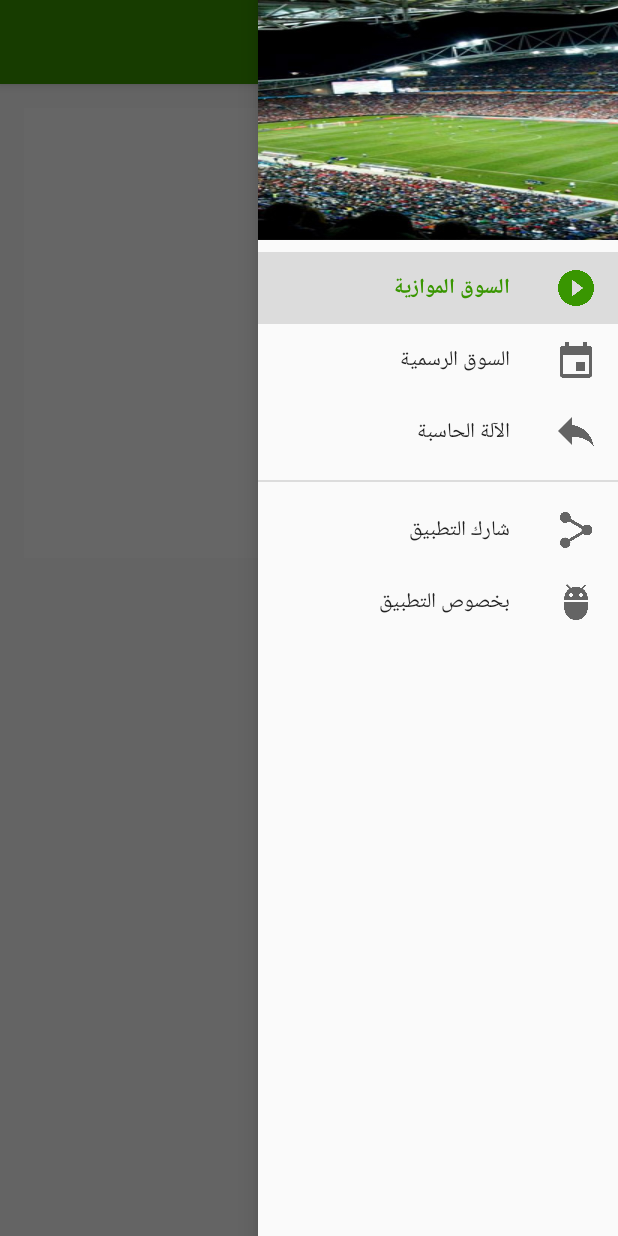
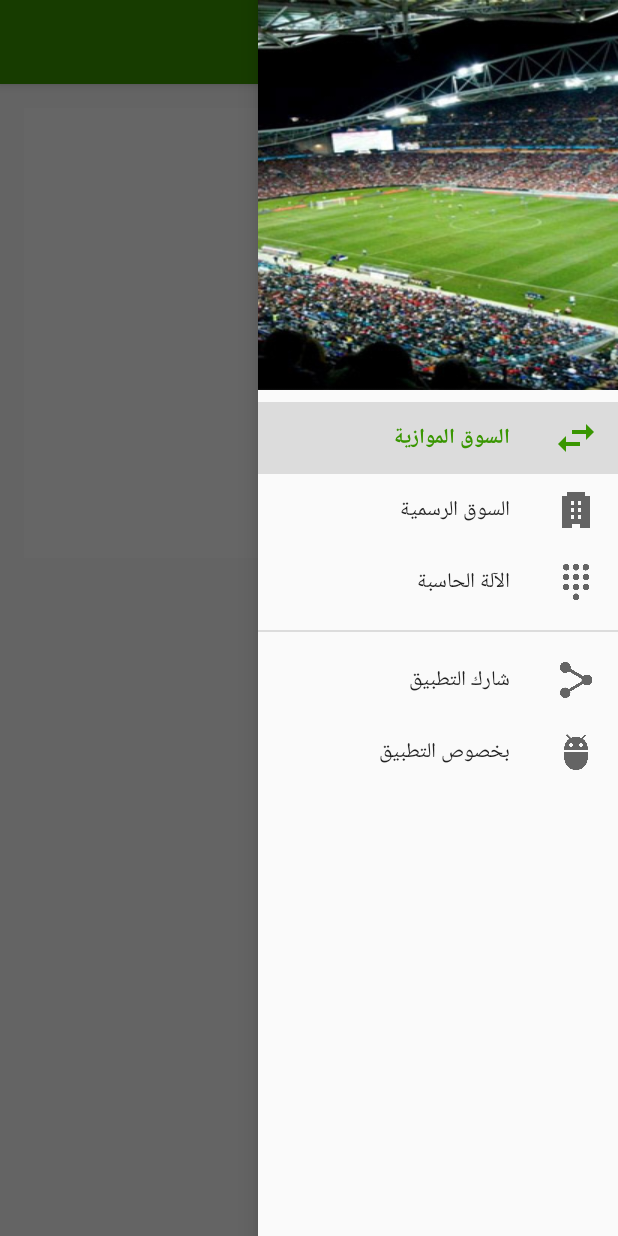
Before and after one commit to yassinemalti/AlgeriaExchangeRate, an Android app: the screen it shows after launch (PrincipaleActivity), with the side drawer open, on a phone screen of 412 x 824 dp. Run offline under Robolectric (Android 15) with nearby library versions, the phone set to English and light mode, and no system bars; our stand-ins replace AdMob; 7 statements that could not run were skipped.

Commit message:
030820171023

```diff
--- a/app/src/main/res/menu/activity_main_drawer.xml
+++ b/app/src/main/res/menu/activity_main_drawer.xml
@@ -4,15 +4,15 @@
     <group android:id="@+id/groupeprincipal" android:checkableBehavior="single">
         <item
             android:id="@+id/maintenant"
-            android:icon="@drawable/maintenant"
+            android:icon="@drawable/marcheparallele"
             android:title="السوق الموازية" />
         <item
             android:id="@+id/aujourdhui"
-            android:icon="@drawable/aujourdhui"
+            android:icon="@drawable/marcheofficiel"
             android:title="السوق الرسمية" />
         <item
             android:id="@+id/demain"
-            android:icon="@drawable/demain"
+            android:icon="@drawable/calculatrice"
             android:title="الآلة الحاسبة" />
     </group>
 
--- a/app/src/main/res/values/dimens.xml
+++ b/app/src/main/res/values/dimens.xml
@@ -1,7 +1,7 @@
 <resources>
     <!-- Default screen margins, per the Android Design guidelines. -->
     <dimen name="nav_header_vertical_spacing">16dp</dimen>
-    <dimen name="nav_header_height">160dp</dimen>
+    <dimen name="nav_header_height">260dp</dimen>
     <!-- Default screen margins, per the Android Design guidelines. -->
     <dimen name="activity_horizontal_margin">16dp</dimen>
     <dimen name="activity_vertical_margin">16dp</dimen>
```
Also changed, not shown: app/src/main/res/drawable/aujourdhui.png (deleted), app/src/main/res/drawable/calculatrice.png (added), app/src/main/res/drawable/demain.png (deleted), app/src/main/res/drawable/maintenant.png (deleted), app/src/main/res/drawable/marcheofficiel.png (added), app/src/main/res/drawable/marcheparallele.png (added), app/src/main/res/drawable/newstadium.jpg (deleted), app/src/main/res/drawable/soccerball.png (deleted).
